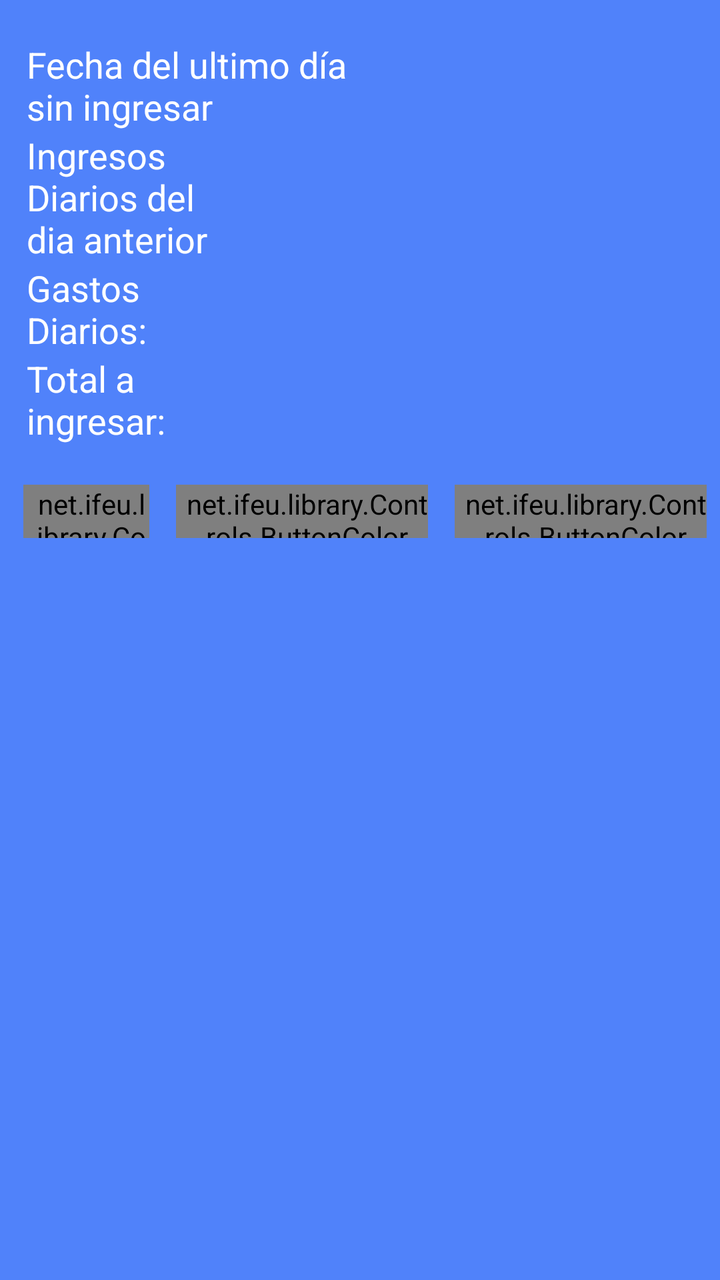
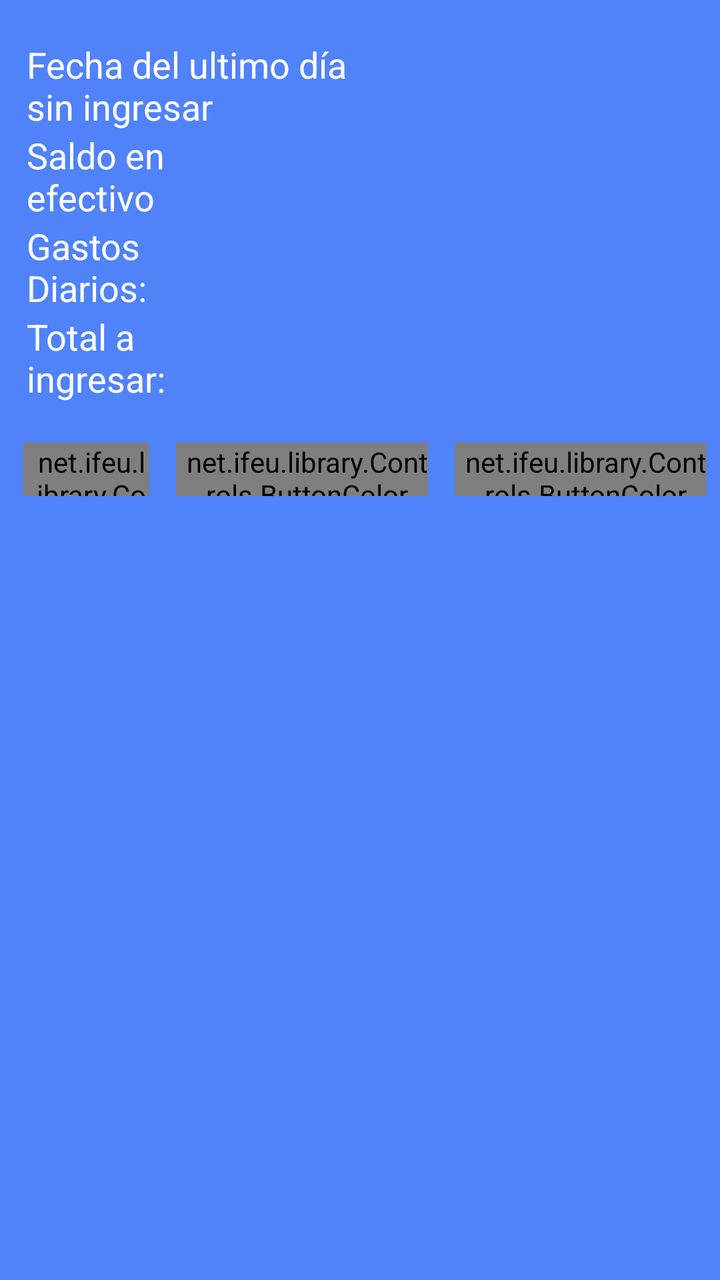

Compare the two renders of this Android layout. The source of the first and the diff that turns it into the second are given below.
<!-- AndroidManifest.xml: application theme AppTheme -->
<!-- res/layout/activity_ingresos_diarios.xml -->
<LinearLayout xmlns:android="http://schemas.android.com/apk/res/android"
    android:layout_width="match_parent"
    android:layout_height="match_parent"
    android:orientation="vertical"
    android:layout_marginTop="20dp"
    android:background="@color/Edicards" >

    <LinearLayout
        android:layout_width="fill_parent"
        android:layout_height="wrap_content"
        android:layout_marginTop="20dp"
        android:layout_marginLeft="5dp"
        android:orientation="vertical">

        <LinearLayout
            android:layout_width="fill_parent"
            android:layout_height="wrap_content"
            android:orientation="horizontal" >

            <TextView
                android:id="@+id/lblFechaIngresosDiarios"
                android:layout_width="0dp"
                android:layout_height="wrap_content"
                android:layout_weight="1"
                android:layout_marginLeft="25px"
                android:layout_marginRight="25px"
                android:text="Fecha del ultimo día sin ingresar"
                android:textColor="#FFFFFF"
                android:textSize="@dimen/text_small" />

            <TextView
                android:id="@+id/txtFechaIngresosDiarios"
                android:layout_width="0dp"
                android:layout_height="wrap_content"
                android:layout_weight="1"
                android:layout_marginLeft="25px"
                android:layout_marginRight="25px"
                android:textColor="#FFFFFF"
                android:textSize="@dimen/text_small" />
        </LinearLayout>

        <LinearLayout
            android:layout_width="fill_parent"
            android:layout_height="wrap_content"
            android:orientation="horizontal" >

            <TextView
                android:id="@+id/lblIngresosDiarios"
                android:layout_width="0dp"
                android:layout_height="wrap_content"
                android:layout_weight="1"
                android:layout_marginLeft="25px"
                android:layout_marginRight="25px"
                android:text="Ingresos Diarios del dia anterior"
                android:textColor="#FFFFFF"
                android:textSize="@dimen/text_small" />

            <EditText
                android:id="@+id/txtIngresosDiarios"
                android:layout_width="0dp"
                android:layout_height="wrap_content"
                android:layout_weight="2"
                android:layout_marginLeft="25px"
                android:layout_marginRight="25px"
                android:singleLine="true"
                android:text=""
                android:textSize="@dimen/text_small"
                android:textStyle="bold" />
        </LinearLayout>

        <LinearLayout
            android:layout_width="fill_parent"
            android:layout_height="wrap_content"
            android:orientation="horizontal" >

            <TextView
                android:id="@+id/lblGastosDiarios"
                android:layout_width="0dp"
                android:layout_height="wrap_content"
                android:layout_weight="1"
                android:layout_marginLeft="25px"
                android:layout_marginRight="25px"
                android:text="Gastos Diarios:    "
                android:textColor="#FFFFFF"
                android:textSize="@dimen/text_small" />

            <EditText
                android:id="@+id/txtGastosDiarios"
                android:layout_width="0dp"
                android:layout_height="wrap_content"
                android:layout_weight="2"
                android:layout_marginLeft="25px"
                android:layout_marginRight="25px"
                android:singleLine="true"
                android:text=""
                android:inputType="numberDecimal"
                android:textSize="@dimen/text_small"
                android:textStyle="bold" />
        </LinearLayout>

        <LinearLayout
            android:layout_width="fill_parent"
            android:layout_height="wrap_content"
            android:orientation="horizontal" >

            <TextView
                android:id="@+id/lblTotalIngresar"
                android:layout_width="0dp"
                android:layout_height="wrap_content"
                android:layout_weight="1"
                android:layout_marginLeft="25px"
                android:layout_marginRight="25px"
                android:text="Total a ingresar:       "
                android:textColor="#FFFFFF"
                android:textSize="@dimen/text_small" />

            <EditText
                android:id="@+id/txtTotalIngresar"
                android:layout_width="0dp"
                android:layout_height="wrap_content"
                android:layout_weight="2"
                android:layout_marginLeft="25px"
                android:layout_marginRight="25px"
                android:singleLine="true"
                android:text=""
                android:textSize="@dimen/text_small"
                android:textStyle="bold" />
        </LinearLayout>

        <LinearLayout
            android:layout_width="fill_parent"
            android:layout_height="wrap_content"
            android:orientation="horizontal" >

            <net.ifeu.library.Controls.ButtonColor
                android:id="@+id/btnIngresoDiarioPhoto"
                android:paddingLeft="15px"
                android:layout_marginLeft="20px"
                android:layout_marginRight="20px"
                android:layout_width="0dp"
                android:layout_weight="0.5"
                android:layout_marginBottom="20dp"
                android:layout_marginTop="20dp"
                android:layout_height="80px"
                android:background="@drawable/background_button"
                android:textColor="@color/Black"
                android:text="Tomar foto del comprobante"/>

            <net.ifeu.library.Controls.ButtonColor
                android:id="@+id/btnSaveIngresoDiario"
                android:layout_marginLeft="20px"
                android:layout_marginRight="20px"
                android:paddingLeft="15px"
                android:layout_width="0dp"
                android:layout_weight="1"
                android:layout_marginBottom="20dp"
                android:layout_marginTop="20dp"
                android:layout_height="80px"
                android:background="@drawable/background_button"
                android:textColor="@color/Black"
                android:onClick="OnApply"
                android:text="Guardar cambios"/>

            <net.ifeu.library.Controls.ButtonColor
                android:id="@+id/btnCloseIngresoDiario"
                android:layout_marginLeft="20px"
                android:layout_marginRight="20px"
                android:paddingLeft="15px"
                android:layout_width="0dp"
                android:layout_weight="1"
                android:layout_marginBottom="20dp"
                android:layout_marginTop="20dp"
                android:layout_height="80px"
                android:background="@drawable/background_button"
                android:textColor="@color/Black"
                android:onClick="OnClose"
                android:text="Cerrar Pantalla"/>


        </LinearLayout>
    </LinearLayout>
</LinearLayout>
<!-- resources referenced by this layout -->
<resources>
  <color name="Black">#000000</color>
  <color name="Edicards">#5082FA</color>
  <dimen name="text_small">18sp</dimen>
  <!-- drawable background_button (drawable) -->
  <?xml version="1.0" encoding="utf-8"?>
   
  <shape xmlns:android="http://schemas.android.com/apk/res/android" 
       android:shape="rectangle">
      <gradient android:startColor="#AAAAAA" android:endColor="#FFFFFF"
              android:angle="270"/>
      <stroke android:width="2dp"
              android:color="@color/Azure" />
      <corners android:bottomRightRadius="7dp"
          android:bottomLeftRadius="5dp" 
          android:topLeftRadius="5dp"
          android:topRightRadius="7dp"/>    
  </shape>
  <style name="AppTheme" parent="android:Theme.Light">
          <item name="android:fontFamily">sans-serif-light</item>
          <item name="android:textStyle">bold</item>
          <item name="android:textSize">28sp</item>
          <item name="android:text">serif-monospace</item>
          <item name="android:alertDialogTheme">@style/AlertDialogCustom</item>
  
      </style>
  <color name="Azure">#F0FFFF</color>
  <style name="AlertDialogCustom" parent="android:Theme.Holo.Dialog">
          <item name="android:textColor">#00FF00</item>
          <item name="android:typeface">monospace</item>
          <item name="android:textSize">48sp</item>
      </style>
</resources>

<!-- the commit's change to res/layout/activity_ingresos_diarios.xml (unified diff, before → after) -->
@@ -51,7 +51,7 @@
                 android:layout_weight="1"
                 android:layout_marginLeft="25px"
                 android:layout_marginRight="25px"
-                android:text="Ingresos Diarios del dia anterior"
+                android:text="Saldo en efectivo"
                 android:textColor="#FFFFFF"
                 android:textSize="@dimen/text_small" />
 
